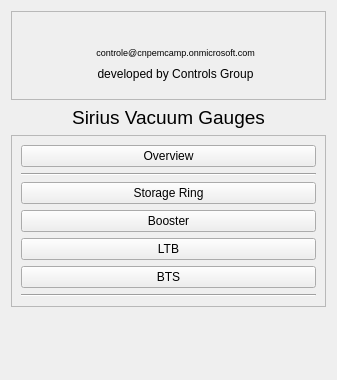
Above: siriushlacon/mks937b/ui/main.ui from lnls-sirius/pydm-opi before the change. Below: the same form after it.
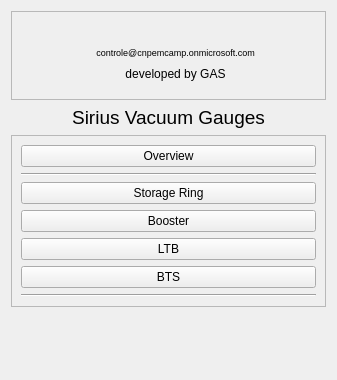
That is the form after the change. Custom widgets are drawn as their Qt base class.

Patch:
```diff
--- a/siriushlacon/mks937b/ui/main.ui
+++ b/siriushlacon/mks937b/ui/main.ui
@@ -501,7 +501,7 @@
          </size>
         </property>
         <property name="text">
-         <string>developed by Controls Group</string>
+         <string>developed by GAS</string>
         </property>
         <property name="alignment">
          <set>Qt::AlignCenter</set>
```
